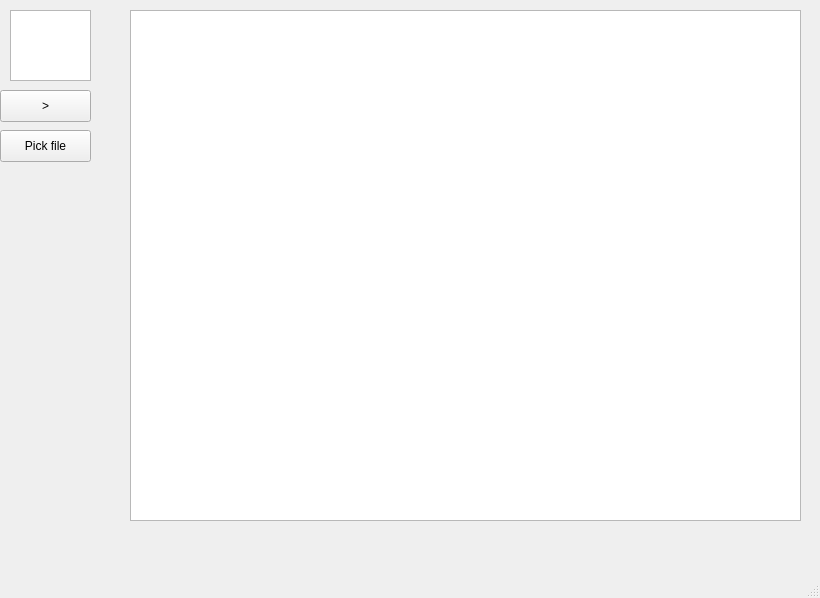
This is mainwindow.ui in mcmenaminadrian/ChessNet2 as Qt 5 draws it before an edit. The edited form follows.
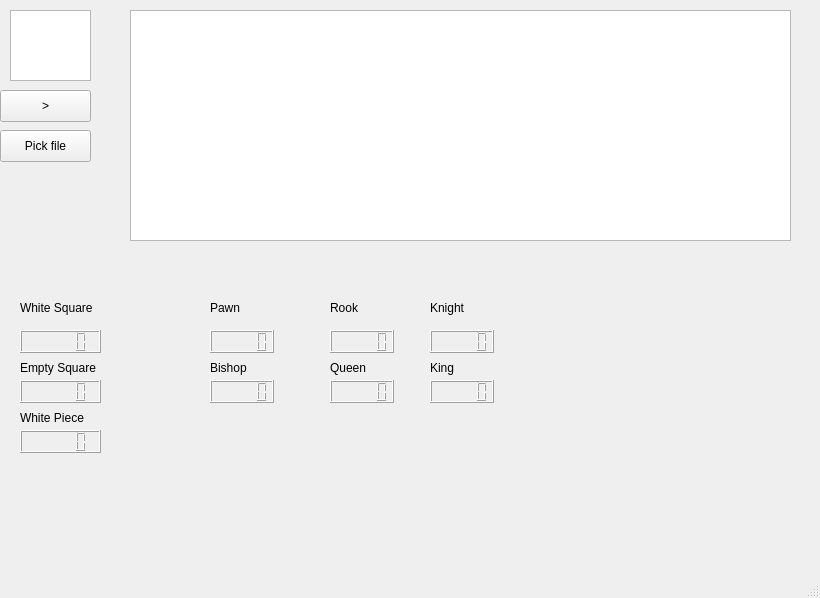
This is the edited form.

Patch:
```diff
--- a/mainwindow.ui
+++ b/mainwindow.ui
@@ -42,8 +42,8 @@
      <rect>
       <x>130</x>
       <y>10</y>
-      <width>671</width>
-      <height>511</height>
+      <width>661</width>
+      <height>231</height>
      </rect>
     </property>
    </widget>
@@ -60,6 +60,235 @@
      <string>&gt;</string>
     </property>
    </widget>
+   <widget class="QLCDNumber" name="lcdNumber">
+    <property name="geometry">
+     <rect>
+      <x>20</x>
+      <y>330</y>
+      <width>81</width>
+      <height>23</height>
+     </rect>
+    </property>
+   </widget>
+   <widget class="QLCDNumber" name="lcdNumber_2">
+    <property name="geometry">
+     <rect>
+      <x>20</x>
+      <y>380</y>
+      <width>81</width>
+      <height>23</height>
+     </rect>
+    </property>
+   </widget>
+   <widget class="QLCDNumber" name="lcdNumber_3">
+    <property name="geometry">
+     <rect>
+      <x>20</x>
+      <y>430</y>
+      <width>81</width>
+      <height>23</height>
+     </rect>
+    </property>
+   </widget>
+   <widget class="QLCDNumber" name="lcdNumber_4">
+    <property name="geometry">
+     <rect>
+      <x>210</x>
+      <y>330</y>
+      <width>64</width>
+      <height>23</height>
+     </rect>
+    </property>
+   </widget>
+   <widget class="QLCDNumber" name="lcdNumber_5">
+    <property name="geometry">
+     <rect>
+      <x>330</x>
+      <y>330</y>
+      <width>64</width>
+      <height>23</height>
+     </rect>
+    </property>
+   </widget>
+   <widget class="QLCDNumber" name="lcdNumber_6">
+    <property name="geometry">
+     <rect>
+      <x>430</x>
+      <y>330</y>
+      <width>64</width>
+      <height>23</height>
+     </rect>
+    </property>
+   </widget>
+   <widget class="QLCDNumber" name="lcdNumber_7">
+    <property name="geometry">
+     <rect>
+      <x>210</x>
+      <y>380</y>
+      <width>64</width>
+      <height>23</height>
+     </rect>
+    </property>
+   </widget>
+   <widget class="QLCDNumber" name="lcdNumber_8">
+    <property name="geometry">
+     <rect>
+      <x>330</x>
+      <y>380</y>
+      <width>64</width>
+      <height>23</height>
+     </rect>
+    </property>
+   </widget>
+   <widget class="QLCDNumber" name="lcdNumber_9">
+    <property name="geometry">
+     <rect>
+      <x>430</x>
+      <y>380</y>
+      <width>64</width>
+      <height>23</height>
+     </rect>
+    </property>
+   </widget>
+   <widget class="QLabel" name="label">
+    <property name="geometry">
+     <rect>
+      <x>20</x>
+      <y>300</y>
+      <width>91</width>
+      <height>16</height>
+     </rect>
+    </property>
+    <property name="text">
+     <string>White Square</string>
+    </property>
+   </widget>
+   <widget class="QLabel" name="label_2">
+    <property name="geometry">
+     <rect>
+      <x>20</x>
+      <y>360</y>
+      <width>91</width>
+      <height>16</height>
+     </rect>
+    </property>
+    <property name="text">
+     <string>Empty Square</string>
+    </property>
+   </widget>
+   <widget class="QLabel" name="label_3">
+    <property name="geometry">
+     <rect>
+      <x>20</x>
+      <y>410</y>
+      <width>81</width>
+      <height>16</height>
+     </rect>
+    </property>
+    <property name="text">
+     <string>White Piece</string>
+    </property>
+   </widget>
+   <widget class="QLabel" name="label_4">
+    <property name="geometry">
+     <rect>
+      <x>210</x>
+      <y>300</y>
+      <width>59</width>
+      <height>16</height>
+     </rect>
+    </property>
+    <property name="text">
+     <string>Pawn</string>
+    </property>
+   </widget>
+   <widget class="QLabel" name="label_5">
+    <property name="geometry">
+     <rect>
+      <x>210</x>
+      <y>360</y>
+      <width>59</width>
+      <height>16</height>
+     </rect>
+    </property>
+    <property name="text">
+     <string>Bishop</string>
+    </property>
+   </widget>
+   <widget class="QLabel" name="label_6">
+    <property name="geometry">
+     <rect>
+      <x>330</x>
+      <y>300</y>
+      <width>59</width>
+      <height>16</height>
+     </rect>
+    </property>
+    <property name="text">
+     <string>Rook</string>
+    </property>
+   </widget>
+   <widget class="QLabel" name="label_7">
+    <property name="geometry">
+     <rect>
+      <x>430</x>
+      <y>300</y>
+      <width>59</width>
+      <height>16</height>
+     </rect>
+    </property>
+    <property name="text">
+     <string>Knight</string>
+    </property>
+   </widget>
+   <widget class="QLabel" name="label_8">
+    <property name="geometry">
+     <rect>
+      <x>330</x>
+      <y>360</y>
+      <width>59</width>
+      <height>16</height>
+     </rect>
+    </property>
+    <property name="text">
+     <string>Queen</string>
+    </property>
+   </widget>
+   <widget class="QLabel" name="label_9">
+    <property name="geometry">
+     <rect>
+      <x>430</x>
+      <y>360</y>
+      <width>59</width>
+      <height>16</height>
+     </rect>
+    </property>
+    <property name="text">
+     <string>King</string>
+    </property>
+   </widget>
+   <zorder>graphicsView</zorder>
+   <zorder>pushButton</zorder>
+   <zorder>graphicsView_2</zorder>
+   <zorder>pushButton_2</zorder>
+   <zorder>lcdNumber_2</zorder>
+   <zorder>lcdNumber_3</zorder>
+   <zorder>lcdNumber_4</zorder>
+   <zorder>lcdNumber_5</zorder>
+   <zorder>lcdNumber_6</zorder>
+   <zorder>lcdNumber_7</zorder>
+   <zorder>lcdNumber_8</zorder>
+   <zorder>lcdNumber_9</zorder>
+   <zorder>label</zorder>
+   <zorder>label_2</zorder>
+   <zorder>label_3</zorder>
+   <zorder>label_4</zorder>
+   <zorder>label_5</zorder>
+   <zorder>label_6</zorder>
+   <zorder>label_7</zorder>
+   <zorder>label_8</zorder>
+   <zorder>label_9</zorder>
+   <zorder>lcdNumber</zorder>
   </widget>
   <widget class="QMenuBar" name="menubar">
    <property name="geometry">
```
